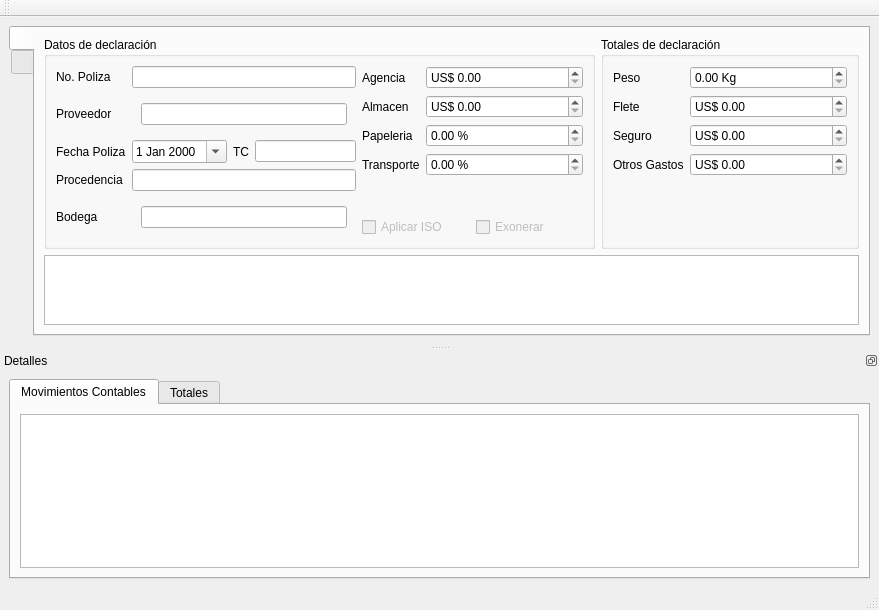
Above: src/ui/liquidacion.ui from armonge/EsquipulasPy before the change. Below: the same form after it.
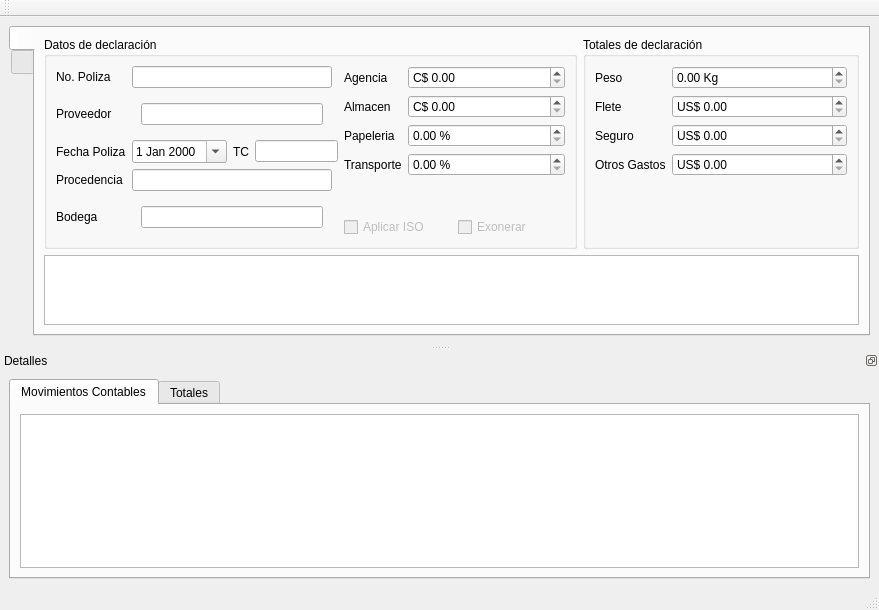
That is the form after the change. The open tabs and pages were chosen to show the change. Icons and pictures are not drawn. Custom widgets are drawn as their Qt base class.

Diff of the .ui file:
```diff
--- a/src/ui/liquidacion.ui
+++ b/src/ui/liquidacion.ui
@@ -16,12 +16,6 @@
     <verstretch>0</verstretch>
    </sizepolicy>
   </property>
-  <property name="minimumSize">
-   <size>
-    <width>879</width>
-    <height>0</height>
-   </size>
-  </property>
   <property name="windowTitle">
    <string>Liquidación</string>
   </property>
@@ -87,6 +81,12 @@
                    <verstretch>0</verstretch>
                   </sizepolicy>
                  </property>
+                 <property name="maximumSize">
+                  <size>
+                   <width>200</width>
+                   <height>16777215</height>
+                  </size>
+                 </property>
                  <property name="readOnly">
                   <bool>true</bool>
                  </property>
@@ -107,6 +107,12 @@
                    <verstretch>0</verstretch>
                   </sizepolicy>
                  </property>
+                 <property name="maximumSize">
+                  <size>
+                   <width>200</width>
+                   <height>16777215</height>
+                  </size>
+                 </property>
                  <property name="currentIndex">
                   <number>0</number>
                  </property>
@@ -184,6 +190,12 @@
                    <verstretch>0</verstretch>
                   </sizepolicy>
                  </property>
+                 <property name="maximumSize">
+                  <size>
+                   <width>83</width>
+                   <height>16777215</height>
+                  </size>
+                 </property>
                  <property name="readOnly">
                   <bool>true</bool>
                  </property>
@@ -207,6 +219,12 @@
                    <verstretch>0</verstretch>
                   </sizepolicy>
                  </property>
+                 <property name="maximumSize">
+                  <size>
+                   <width>200</width>
+                   <height>16777215</height>
+                  </size>
+                 </property>
                  <property name="readOnly">
                   <bool>true</bool>
                  </property>
@@ -227,6 +245,12 @@
                    <verstretch>0</verstretch>
                   </sizepolicy>
                  </property>
+                 <property name="maximumSize">
+                  <size>
+                   <width>200</width>
+                   <height>16777215</height>
+                  </size>
+                 </property>
                  <property name="currentIndex">
                   <number>1</number>
                  </property>
@@ -266,8 +290,11 @@
               <layout class="QGridLayout" name="gridLayout_2">
                <item row="0" column="0" colspan="2">
                 <layout class="QFormLayout" name="formLayout_2">
+                 <property name="sizeConstraint">
+                  <enum>QLayout::SetMinAndMaxSize</enum>
+                 </property>
                  <property name="fieldGrowthPolicy">
-                  <enum>QFormLayout::ExpandingFieldsGrow</enum>
+                  <enum>QFormLayout::FieldsStayAtSizeHint</enum>
                  </property>
                  <item row="0" column="0">
                   <widget class="QLabel" name="label_6">
@@ -285,7 +312,7 @@
                     </size>
                    </property>
                    <property name="prefix">
-                    <string>US$ </string>
+                    <string>C$ </string>
                    </property>
                    <property name="maximum">
                     <double>999999999.000000000000000</double>
@@ -308,7 +335,7 @@
                     </size>
                    </property>
                    <property name="prefix">
-                    <string>US$ </string>
+                    <string>C$ </string>
                    </property>
                    <property name="maximum">
                     <double>999999999.000000000000000</double>
@@ -403,6 +430,9 @@
              <string>Totales de declaración</string>
             </property>
             <layout class="QFormLayout" name="formLayout">
+             <property name="sizeConstraint">
+              <enum>QLayout::SetMinAndMaxSize</enum>
+             </property>
              <item row="0" column="0">
               <widget class="QLabel" name="label_12">
                <property name="text">
```
Left out of the diff: 39 changed lines with no effect on the pictures.
